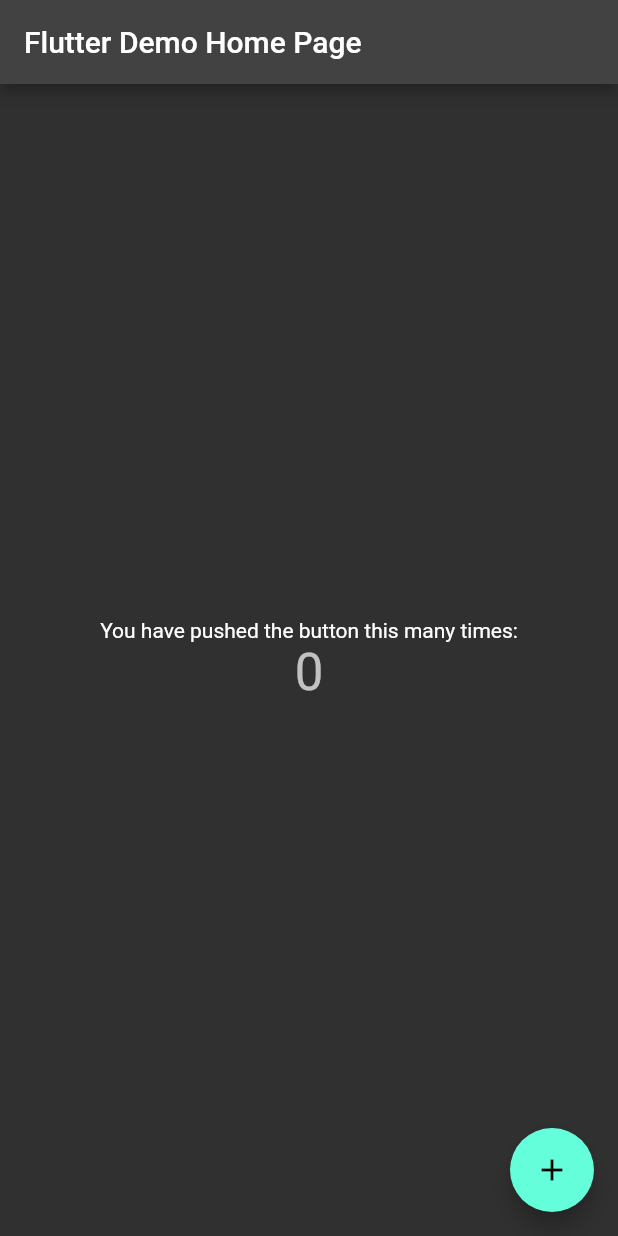
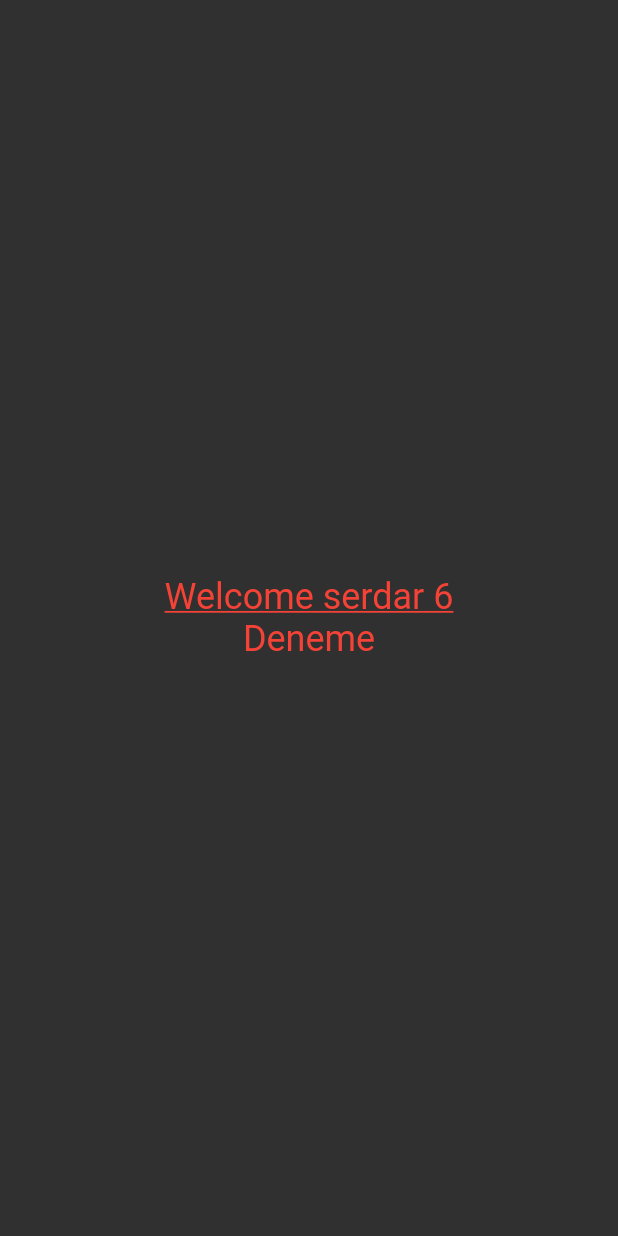
Before and after one commit to turabozan/flutter_full_learn, a Flutter app: the screen it shows after launch, on a phone screen of 412 x 824 dp. Run offline on Flutter 3.47's test engine with Material 2 defaults, Android fonts, the phone set to English and light mode, and no system bars.

Commit message:
text learn

```diff
--- /dev/null
+++ b/lib/101/text_learn_view.dart
@@ -0,0 +1,45 @@
+import 'package:flutter/material.dart';
+
+class TextLearnView extends StatelessWidget {
+  const TextLearnView({Key? key}) : super(key: key);
+  final String name = "serdar";
+  @override
+  Widget build(BuildContext context) {
+    return Scaffold(
+      body: Center(
+          child: Column(
+        mainAxisAlignment: MainAxisAlignment.center,
+        children: [
+          Text(
+            ('Welcome $name ${name.length}'),
+            maxLines: 2,
+            overflow: TextOverflow.ellipsis,
+            style: Theme.of(context).textTheme.headline5?.copyWith(
+                  color: ProjectColors.welcomeColor,
+                  decoration: TextDecoration.underline,
+                ),
+          ),
+          Text('Deneme',
+              style: Theme.of(context).textTheme.headline5?.copyWith(
+                    color: ProjectColors.welcomeColor,
+                  ))
+        ],
+      )),
+    );
+  }
+}
+
+class ProjectStyles {
+  static TextStyle welcomeStyle = const TextStyle(
+      wordSpacing: 2,
+      decoration: TextDecoration.underline,
+      fontStyle: FontStyle.italic,
+      color: Colors.red,
+      letterSpacing: 2,
+      fontSize: 16,
+      fontWeight: FontWeight.w600);
+}
+
+class ProjectColors {
+  static Color welcomeColor = Colors.red;
+}
--- a/lib/main.dart
+++ b/lib/main.dart
@@ -1,4 +1,5 @@
 import 'package:flutter/material.dart';
+import 'package:flutter_full_learn/101/text_learn_view.dart';
 
 void main() {
   runApp(const MyApp());
@@ -13,54 +14,7 @@ class MyApp extends StatelessWidget {
     return MaterialApp(
       title: 'Flutter Demo',
       theme: ThemeData.dark(),
-      home: const MyHomePage(title: 'Flutter Demo Home Page'),
+      home: const TextLearnView(),
     );
   }
 }
-
-class MyHomePage extends StatefulWidget {
-  const MyHomePage({Key? key, required this.title}) : super(key: key);
-
-  final String title;
-
-  @override
-  State<MyHomePage> createState() => _MyHomePageState();
-}
-
-class _MyHomePageState extends State<MyHomePage> {
-  int _counter = 0;
-
-  void _incrementCounter() {
-    setState(() {
-      _counter++;
-    });
-  }
-
-  @override
-  Widget build(BuildContext context) {
-    return Scaffold(
-      appBar: AppBar(
-        title: Text(widget.title),
-      ),
-      body: Center(
-        child: Column(
-          mainAxisAlignment: MainAxisAlignment.center,
-          children: <Widget>[
-            const Text(
-              'You have pushed the button this many times:',
-            ),
-            Text(
-              '$_counter',
-              style: Theme.of(context).textTheme.headline4,
-            ),
-          ],
-        ),
-      ),
-      floatingActionButton: FloatingActionButton(
-        onPressed: _incrementCounter,
-        tooltip: 'Increment',
-        child: const Icon(Icons.add),
-      ), // This trailing comma makes auto-formatting nicer for build methods.
-    );
-  }
-}
```
Also changed, not shown: lib/101/text_learn.dart (deleted).
